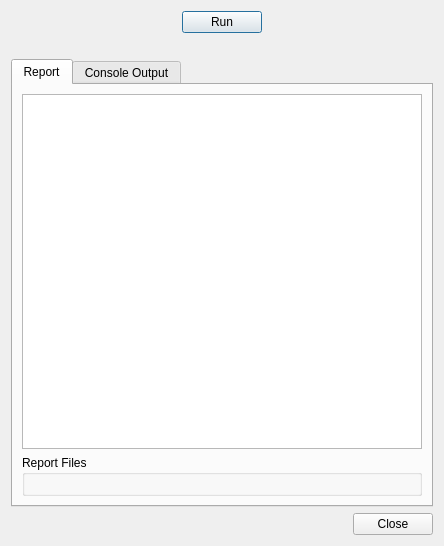
Qt form ConfigurationEditingTool/src/tasktoolrundialog.ui (MickaelOnTheWave/GuimicK) before a commit.
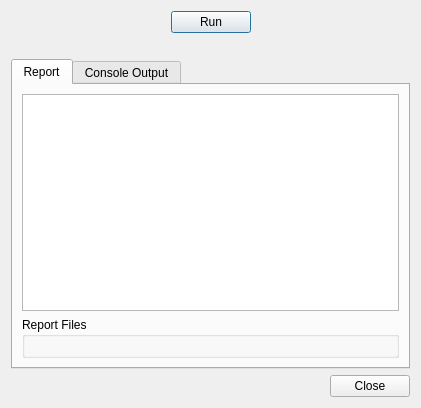
The same form after that commit.

Patch:
```diff
--- a/ConfigurationEditingTool/src/tasktoolrundialog.ui
+++ b/ConfigurationEditingTool/src/tasktoolrundialog.ui
@@ -6,8 +6,8 @@
    <rect>
     <x>0</x>
     <y>0</y>
-    <width>444</width>
-    <height>546</height>
+    <width>421</width>
+    <height>408</height>
    </rect>
   </property>
   <property name="windowTitle">
```
